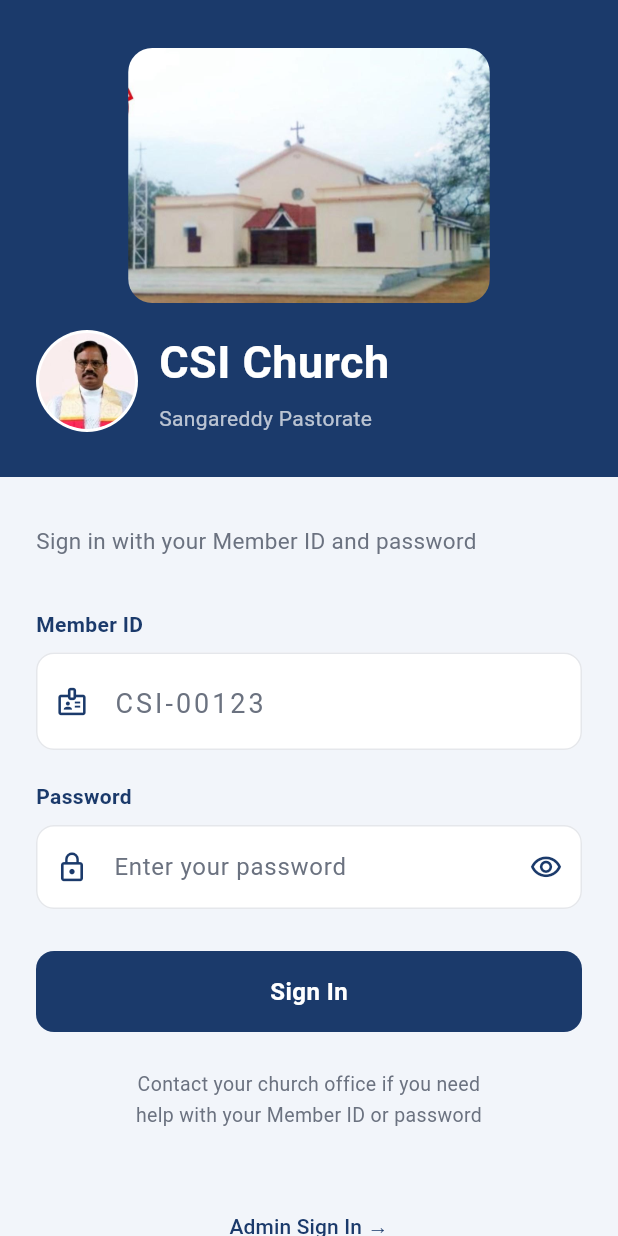
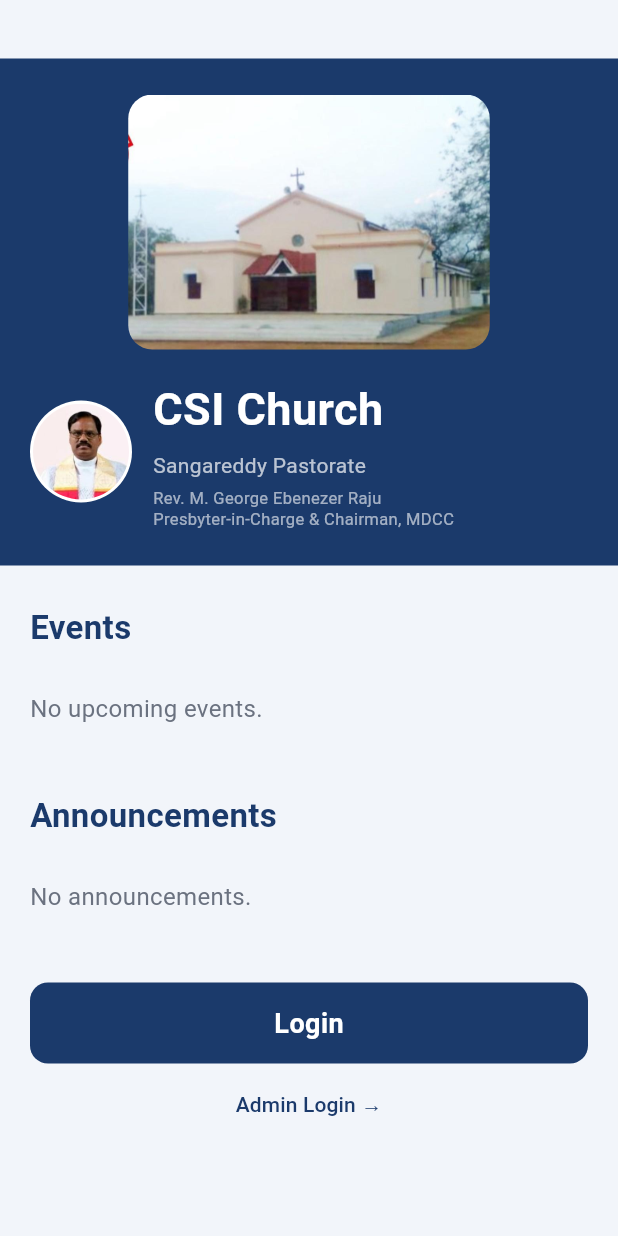
Before and after one commit to RAJ3SHJ/TempleApp, a Flutter app: the screen it shows after launch, on a phone screen of 412 x 824 dp. Run offline on Flutter 3.47's test engine with Material 3 defaults, Android fonts, the phone set to English and light mode, and no system bars; our stand-ins replace cloud_firestore, firebase_auth, firebase_core, firebase_messaging, pdf, share_plus; accounts and stored records are empty.

Commit message:
Public landing page with events/announcements; login moved to its own page
Co-Authored-By: Claude Sonnet 5.5 <noreply@anthropic.com>
Claude-Session: https://claude.ai/code/session_01DhebjiHj8GBhKmmCAFmVy8

```diff
--- a/lib/screens/admin/admin_dashboard_screen.dart
+++ b/lib/screens/admin/admin_dashboard_screen.dart
@@ -2,7 +2,7 @@ import 'package:flutter/material.dart';
 import 'package:firebase_auth/firebase_auth.dart';
 import 'package:cloud_firestore/cloud_firestore.dart';
 import '../../theme/app_theme.dart';
-import '../login_screen.dart';
+import '../landing_screen.dart';
 import 'member_list_screen.dart';
 import 'add_donation_screen.dart';
 import 'search_filter_screen.dart';
@@ -687,7 +687,7 @@ class _AdminDashboardScreenState extends State<AdminDashboardScreen> {
               if (context.mounted) {
                 Navigator.pushAndRemoveUntil(
                   context,
-                  MaterialPageRoute(builder: (_) => const LoginScreen()),
+                  MaterialPageRoute(builder: (_) => const LandingScreen()),
                   (route) => false,
                 );
               }
--- a/lib/screens/admin/super_admin_dashboard_screen.dart
+++ b/lib/screens/admin/super_admin_dashboard_screen.dart
@@ -1,6 +1,6 @@
 import 'package:flutter/material.dart';
 import '../../theme/app_theme.dart';
-import '../login_screen.dart';
+import '../landing_screen.dart';
 import 'admin_accounts_screen.dart';
 import 'send_notification_screen.dart';
 import 'role_management_screen.dart';
@@ -461,7 +461,7 @@ class _SuperAdminDashboardScreenState extends State<SuperAdminDashboardScreen> {
           ),
           ElevatedButton(
             onPressed: () => Navigator.pushAndRemoveUntil(context,
-                MaterialPageRoute(builder: (_) => const LoginScreen()), (route) => false),
+                MaterialPageRoute(builder: (_) => const LandingScreen()), (route) => false),
             style: ElevatedButton.styleFrom(
               backgroundColor: AppTheme.error,
               minimumSize: const Size(80, 38),
--- /dev/null
+++ b/lib/screens/landing_screen.dart
@@ -0,0 +1,229 @@
+import 'package:flutter/material.dart';
+import 'package:cloud_firestore/cloud_firestore.dart';
+import '../theme/app_theme.dart';
+import 'login_screen.dart';
+import 'admin/admin_login_screen.dart';
+
+/// Public landing page: church photo, pastor details, upcoming events and
+/// announcements (published by admins) and a Login button at the bottom.
+class LandingScreen extends StatelessWidget {
+  const LandingScreen({super.key});
+
+  static const _months = ['Jan', 'Feb', 'Mar', 'Apr', 'May', 'Jun', 'Jul', 'Aug', 'Sep', 'Oct', 'Nov', 'Dec'];
+  static const _days = ['Mon', 'Tue', 'Wed', 'Thu', 'Fri', 'Sat', 'Sun'];
+
+  String _when(DateTime d) {
+    final h = d.hour % 12 == 0 ? 12 : d.hour % 12;
+    final m = d.minute.toString().padLeft(2, '0');
+    final ap = d.hour >= 12 ? 'PM' : 'AM';
+    return '${_days[d.weekday - 1]}, ${d.day} ${_months[d.month - 1]} ${d.year} · $h:$m $ap';
+  }
+
+  @override
+  Widget build(BuildContext context) {
+    return Scaffold(
+      backgroundColor: AppTheme.background,
+      body: Center(
+        child: ConstrainedBox(
+          constraints: const BoxConstraints(maxWidth: 560),
+          child: SingleChildScrollView(
+            child: Column(
+              children: [
+                _header(context),
+                Padding(
+                  padding: const EdgeInsets.fromLTRB(20, 24, 20, 12),
+                  child: Column(
+                    crossAxisAlignment: CrossAxisAlignment.start,
+                    children: [
+                      _sectionTitle('Events'),
+                      _events(),
+                      const SizedBox(height: 28),
+                      _sectionTitle('Announcements'),
+                      _announcements(),
+                      const SizedBox(height: 32),
+                      SizedBox(
+                        width: double.infinity,
+                        height: 54,
+                        child: ElevatedButton(
+                          style: ElevatedButton.styleFrom(minimumSize: const Size(0, 54)),
+                          onPressed: () => Navigator.push(
+                              context, MaterialPageRoute(builder: (_) => const LoginScreen())),
+                          child: const Text('Login', style: TextStyle(fontSize: 18)),
+                        ),
+                      ),
+                      const SizedBox(height: 4),
+                      Center(
+                        child: TextButton(
+                          onPressed: () => Navigator.push(
+                              context, MaterialPageRoute(builder: (_) => const AdminLoginScreen())),
+                          child: const Text('Admin Login →',
+                              style: TextStyle(color: AppTheme.navy, fontSize: 14, fontWeight: FontWeight.w500)),
+                        ),
+                      ),
+                      const SizedBox(height: 12),
+                    ],
+                  ),
+                ),
+              ],
+            ),
+          ),
+        ),
+      ),
+    );
+  }
+
+  Widget _sectionTitle(String t) => Padding(
+        padding: const EdgeInsets.only(bottom: 12),
+        child: Text(t,
+            style: const TextStyle(fontSize: 22, fontWeight: FontWeight.w700, color: AppTheme.navy)),
+      );
+
+  Widget _empty(String t) => Padding(
+        padding: const EdgeInsets.symmetric(vertical: 12),
+        child: Text(t, style: const TextStyle(fontSize: 16, color: AppTheme.textSecondary)),
+      );
+
+  Widget _events() {
+    return StreamBuilder<QuerySnapshot>(
+      stream: FirebaseFirestore.instance.collection('events').orderBy('date').snapshots(),
+      builder: (context, snap) {
+        if (snap.hasError) return _empty('Events could not be loaded right now.');
+        if (!snap.hasData) return const Padding(padding: EdgeInsets.all(16), child: Center(child: CircularProgressIndicator()));
+        final cutoff = DateTime.now().subtract(const Duration(hours: 6));
+        final docs = snap.data!.docs.where((d) {
+          final t = (d.data() as Map<String, dynamic>)['date'];
+          return t is Timestamp && t.toDate().isAfter(cutoff);
+        }).toList();
+        if (docs.isEmpty) return _empty('No upcoming events.');
+        return Column(
+          children: docs.map((d) {
+            final m = d.data() as Map<String, dynamic>;
+            final date = (m['date'] as Timestamp).toDate();
+            final loc = (m['location'] ?? '').toString();
+            final desc = (m['description'] ?? '').toString();
+            return _card(
+              title: (m['title'] ?? '').toString(),
+              lines: [
+                _when(date),
+                if (loc.isNotEmpty) 'Venue: $loc',
+                if (desc.isNotEmpty) desc,
+              ],
+              emphasizeFirst: true,
+            );
+          }).toList(),
+        );
+      },
+    );
+  }
+
+  Widget _announcements() {
+    return StreamBuilder<QuerySnapshot>(
+      stream: FirebaseFirestore.instance
+          .collection('announcements')
+          .orderBy('createdAt', descending: true)
+          .limit(10)
+          .snapshots(),
+      builder: (context, snap) {
+        if (snap.hasError) return _empty('Announcements could not be loaded right now.');
+        if (!snap.hasData) return const SizedBox.shrink();
+        final docs = snap.data!.docs;
+        if (docs.isEmpty) return _empty('No announcements.');
+        return Column(
+          children: docs.map((d) {
+            final m = d.data() as Map<String, dynamic>;
+            return _card(
+              title: (m['title'] ?? '').toString(),
+              lines: [(m['description'] ?? '').toString()],
+            );
+          }).toList(),
+        );
+      },
+    );
+  }
+
+  Widget _card({required String title, required List<String> lines, bool emphasizeFirst = false}) {
+    return Container(
+      width: double.infinity,
+      margin: const EdgeInsets.only(bottom: 12),
+      padding: const EdgeInsets.all(16),
+      decoration: BoxDecoration(
+        color: AppTheme.white,
+        borderRadius: BorderRadius.circular(14),
+        border: Border.all(color: AppTheme.border),
+      ),
+      child: Column(
+        crossAxisAlignment: CrossAxisAlignment.start,
+        children: [
+          Text(title, style: const TextStyle(fontSize: 19, fontWeight: FontWeight.w700, color: AppTheme.textPrimary)),
+          for (var i = 0; i < lines.length; i++)
+            if (lines[i].isNotEmpty)
+              Padding(
+                padding: const EdgeInsets.only(top: 6),
+                child: Text(lines[i],
+                    style: TextStyle(
+                      fontSize: (emphasizeFirst && i == 0) ? 17 : 16,
+                      fontWeight: (emphasizeFirst && i == 0) ? FontWeight.w600 : FontWeight.w400,
+                      color: (emphasizeFirst && i == 0) ? AppTheme.navy : AppTheme.textSecondary,
+                      height: 1.4,
+                    )),
+              ),
+        ],
+      ),
+    );
+  }
+
+  Widget _header(BuildContext context) {
+    return Container(
+      width: double.infinity,
+      color: AppTheme.navy,
+      padding: EdgeInsets.only(
+        top: MediaQuery.of(context).padding.top + 24,
+        bottom: 24,
+        left: 20,
+        right: 20,
+      ),
+      child: Column(
+        crossAxisAlignment: CrossAxisAlignment.start,
+        children: [
+          Center(
+            child: ClipRRect(
+              borderRadius: BorderRadius.circular(16),
+              child: Image.asset('assets/images/church.jpg', height: 170, fit: BoxFit.contain),
+            ),
+          ),
+          const SizedBox(height: 16),
+          Row(
+            crossAxisAlignment: CrossAxisAlignment.center,
+            children: [
+              Container(
+                padding: const EdgeInsets.all(2),
+                decoration: const BoxDecoration(color: Colors.white, shape: BoxShape.circle),
+                child: ClipOval(
+                  child: Image.asset('assets/images/pastor.jpg',
+                      width: 64, height: 64, fit: BoxFit.cover, alignment: Alignment.topCenter),
+                ),
+              ),
+              const SizedBox(width: 14),
+              const Expanded(
+                child: Column(
+                  crossAxisAlignment: CrossAxisAlignment.start,
+                  children: [
+                    Text('CSI Church',
+                        style: TextStyle(fontSize: 30, fontWeight: FontWeight.w700, color: AppTheme.white, letterSpacing: 0.3)),
+                    SizedBox(height: 2),
+                    Text('Sangareddy Pastorate', style: TextStyle(fontSize: 14, color: Colors.white70)),
+                    SizedBox(height: 4),
+                    Text('Rev. M. George Ebenezer Raju',
+                        style: TextStyle(fontSize: 11, color: Colors.white60, height: 1.3)),
+                    Text('Presbyter-in-Charge & Chairman, MDCC',
+                        style: TextStyle(fontSize: 11, color: Colors.white60, height: 1.3)),
+                  ],
+                ),
+              ),
+            ],
+          ),
+        ],
+      ),
+    );
+  }
+}
--- a/lib/screens/login_screen.dart
+++ b/lib/screens/login_screen.dart
@@ -227,47 +227,27 @@ class _LoginScreenState extends State<LoginScreen> {
     return Container(
       color: AppTheme.navy,
       padding: EdgeInsets.only(
-        top: MediaQuery.of(context).padding.top + 32,
-        bottom: 28,
-        left: 24,
+        top: MediaQuery.of(context).padding.top + 12,
+        bottom: 20,
+        left: 8,
         right: 24,
       ),
-      child: Column(
-        crossAxisAlignment: CrossAxisAlignment.start,
+      child: Row(
         children: [
-          Center(
-            child: ClipRRect(
-              borderRadius: BorderRadius.circular(16),
-              child: Image.asset('assets/images/church.jpg',
-                  height: 170, fit: BoxFit.contain),
+          IconButton(
+            icon: const Icon(Icons.arrow_back, color: Colors.white),
+            onPressed: () => Navigator.maybePop(context),
           ),
-          ),
-          const SizedBox(height: 16),
-          Row(
-            crossAxisAlignment: CrossAxisAlignment.center,
-            children: [
-              Container(
-                padding: const EdgeInsets.all(2),
-                decoration: const BoxDecoration(color: Colors.white, shape: BoxShape.circle),
-                child: ClipOval(
-                  child: Image.asset('assets/images/pastor.jpg',
-                      width: 64, height: 64, fit: BoxFit.cover, alignment: Alignment.topCenter),
-                ),
-              ),
-              const SizedBox(width: 14),
+          const SizedBox(width: 4),
           const Expanded(
             child: Column(
               crossAxisAlignment: CrossAxisAlignment.start,
               children: [
                 Text('CSI Church',
-                        style: TextStyle(fontSize: 30, fontWeight: FontWeight.w700, color: AppTheme.white, letterSpacing: 0.3)),
-                    SizedBox(height: 2),
-                    Text('Sangareddy Pastorate',
-                        style: TextStyle(fontSize: 14, color: Colors.white70)),
+                    style: TextStyle(fontSize: 24, fontWeight: FontWeight.w700, color: AppTheme.white)),
+                Text('Sangareddy Pastorate', style: TextStyle(fontSize: 13, color: Colors.white70)),
               ],
             ),
-              ),
-            ],
           ),
         ],
       ),
--- a/lib/screens/member/profile_screen.dart
+++ b/lib/screens/member/profile_screen.dart
@@ -2,7 +2,7 @@ import 'package:flutter/material.dart';
 import 'package:firebase_auth/firebase_auth.dart';
 import 'package:cloud_firestore/cloud_firestore.dart';
 import '../../theme/app_theme.dart';
-import '../login_screen.dart';
+import '../landing_screen.dart';
 
 class ProfileScreen extends StatefulWidget {
   final String memberId;
@@ -337,7 +337,7 @@ class _ProfileScreenState extends State<ProfileScreen> {
               if (context.mounted) {
                 Navigator.pushAndRemoveUntil(
                   context,
-                  MaterialPageRoute(builder: (_) => const LoginScreen()),
+                  MaterialPageRoute(builder: (_) => const LandingScreen()),
                   (route) => false,
                 );
               }
--- a/lib/screens/splash_screen.dart
+++ b/lib/screens/splash_screen.dart
@@ -1,6 +1,6 @@
 import 'package:flutter/material.dart';
 import '../theme/app_theme.dart';
-import 'login_screen.dart';
+import 'landing_screen.dart';
 
 class SplashScreen extends StatefulWidget {
   const SplashScreen({super.key});
@@ -37,7 +37,7 @@ class _SplashScreenState extends State<SplashScreen>
     if (mounted) {
       Navigator.pushReplacement(
         context,
-        MaterialPageRoute(builder: (_) => const LoginScreen()),
+        MaterialPageRoute(builder: (_) => const LandingScreen()),
       );
     }
   }
```
Lines whose indentation alone changed are shown as unchanged.
